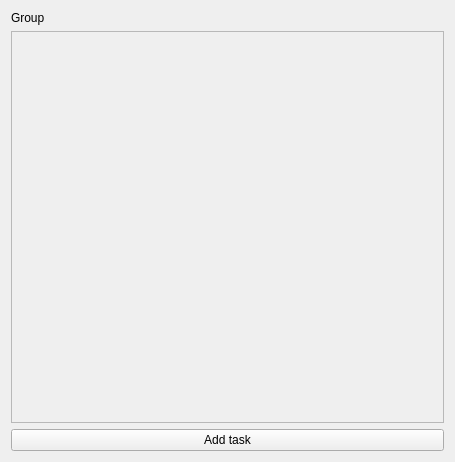
Old version of the form ui/group.ui in the repository hatefulSalmon/TaskManager_v2.
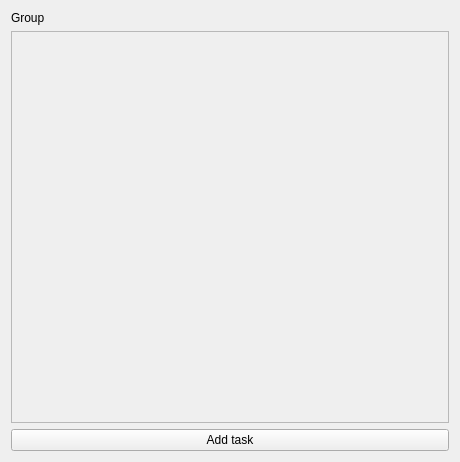
New version of the form.

Commit message: Fixed broken scrolling when changing tabs

```diff
--- a/ui/group.ui
+++ b/ui/group.ui
@@ -6,7 +6,7 @@
    <rect>
     <x>0</x>
     <y>0</y>
-    <width>455</width>
+    <width>460</width>
     <height>462</height>
    </rect>
   </property>
@@ -18,13 +18,13 @@
   </property>
   <property name="minimumSize">
    <size>
-    <width>455</width>
+    <width>460</width>
     <height>115</height>
    </size>
   </property>
   <property name="maximumSize">
    <size>
-    <width>455</width>
+    <width>460</width>
     <height>100000</height>
    </size>
   </property>
@@ -51,7 +51,7 @@
          <rect>
           <x>0</x>
           <y>0</y>
-          <width>433</width>
+          <width>438</width>
           <height>386</height>
          </rect>
         </property>
```
The commit also changes 3 other files.
